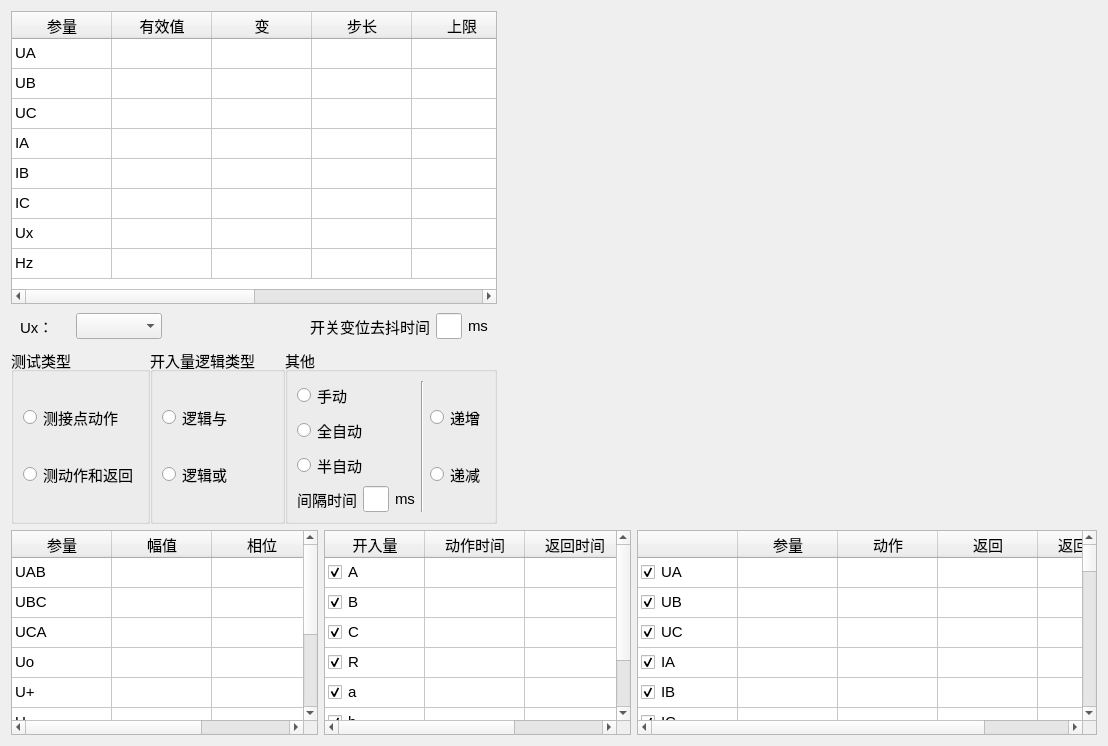
Above: energy/ui/test01/ui_001.ui from AgueroZzz/Electric-energy-detection before the change. Below: the same form after it.
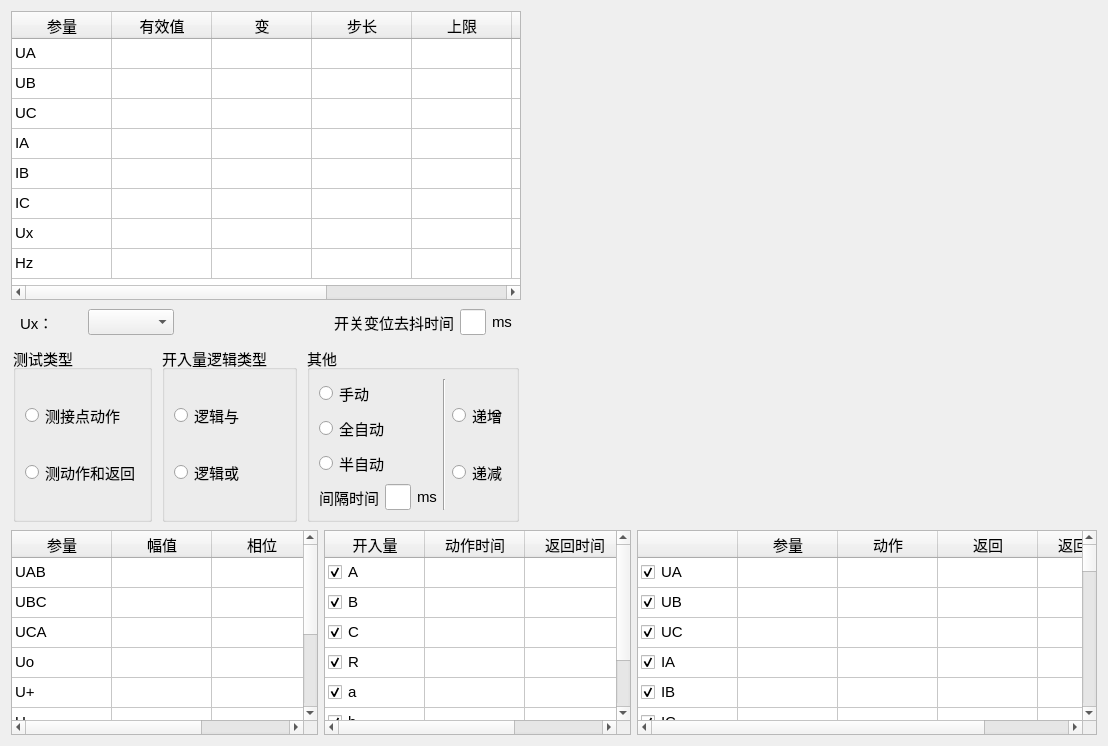
That is the form after the change.

```diff
--- a/energy/ui/test01/ui_001.ui
+++ b/energy/ui/test01/ui_001.ui
@@ -20,7 +20,7 @@
   </property>
   <layout class="QVBoxLayout" name="verticalLayout_4" stretch="5,2">
    <item>
-    <layout class="QHBoxLayout" name="horizontalLayout_8" stretch="3,1,3">
+    <layout class="QHBoxLayout" name="horizontalLayout_8" stretch="4,1,4">
      <item>
       <layout class="QVBoxLayout" name="verticalLayout_3">
        <property name="spacing">
@@ -179,7 +179,22 @@
         </widget>
        </item>
        <item>
-        <layout class="QHBoxLayout" name="horizontalLayout_6">
+        <layout class="QHBoxLayout" name="horizontalLayout_6" stretch="2,2,3">
+         <property name="spacing">
+          <number>10</number>
+         </property>
+         <property name="leftMargin">
+          <number>2</number>
+         </property>
+         <property name="topMargin">
+          <number>2</number>
+         </property>
+         <property name="rightMargin">
+          <number>2</number>
+         </property>
+         <property name="bottomMargin">
+          <number>2</number>
+         </property>
          <item>
           <widget class="QGroupBox" name="groupBox">
            <property name="title">
```
Left out of the diff: 4 changed lines with no effect on the pictures.
